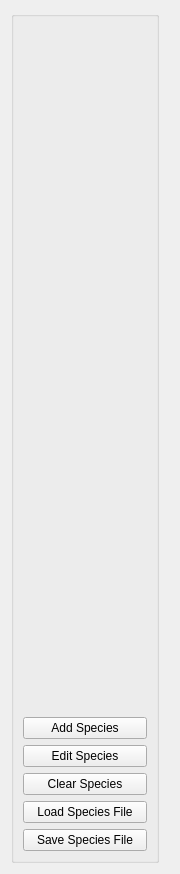
The window that src/common/species_controls.ui (cvisionai/Tator-Native) describes before a commit, drawn with Qt 5.
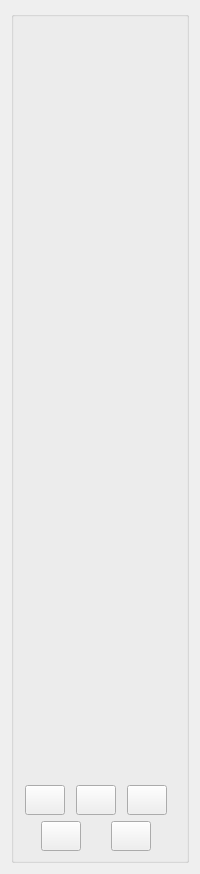
The same window after the commit.

Commit message: Update buttons in species controls

```diff
--- a/src/common/species_controls.ui
+++ b/src/common/species_controls.ui
@@ -6,10 +6,16 @@
    <rect>
     <x>0</x>
     <y>0</y>
-    <width>180</width>
+    <width>200</width>
     <height>874</height>
    </rect>
   </property>
+  <property name="sizePolicy">
+   <sizepolicy hsizetype="Minimum" vsizetype="Minimum">
+    <horstretch>0</horstretch>
+    <verstretch>0</verstretch>
+   </sizepolicy>
+  </property>
   <property name="windowTitle">
    <string>Form</string>
   </property>
@@ -34,7 +40,7 @@
         <number>0</number>
        </property>
        <property name="rightMargin">
-        <number>10</number>
+        <number>0</number>
        </property>
        <item>
         <widget class="QGroupBox" name="groupBox">
@@ -42,6 +48,9 @@
           <string/>
          </property>
          <layout class="QVBoxLayout" name="speciesLayout">
+          <property name="leftMargin">
+           <number>3</number>
+          </property>
           <item>
            <spacer name="verticalSpacer">
             <property name="orientation">
@@ -56,20 +65,25 @@
            </spacer>
           </item>
           <item>
+           <layout class="QHBoxLayout" name="horizontalLayout">
+            <property name="spacing">
+             <number>3</number>
+            </property>
+            <item>
            <widget class="QPushButton" name="addSpecies">
             <property name="enabled">
              <bool>true</bool>
             </property>
             <property name="sizePolicy">
-             <sizepolicy hsizetype="Minimum" vsizetype="Fixed">
+               <sizepolicy hsizetype="Fixed" vsizetype="Fixed">
               <horstretch>0</horstretch>
               <verstretch>0</verstretch>
              </sizepolicy>
             </property>
             <property name="minimumSize">
              <size>
-              <width>0</width>
-              <height>0</height>
+                <width>30</width>
+                <height>30</height>
              </size>
             </property>
             <property name="sizeIncrement">
@@ -81,71 +95,18 @@
             <property name="focusPolicy">
              <enum>Qt::NoFocus</enum>
             </property>
-            <property name="text">
-             <string>Add Species</string>
-            </property>
-           </widget>
-          </item>
-          <item>
-           <widget class="QPushButton" name="editSpecies">
-            <property name="enabled">
-             <bool>true</bool>
-            </property>
-            <property name="sizePolicy">
-             <sizepolicy hsizetype="Minimum" vsizetype="Fixed">
-              <horstretch>0</horstretch>
-              <verstretch>0</verstretch>
-             </sizepolicy>
-            </property>
-            <property name="minimumSize">
-             <size>
-              <width>0</width>
-              <height>0</height>
-             </size>
-            </property>
-            <property name="sizeIncrement">
-             <size>
-              <width>0</width>
-              <height>0</height>
-             </size>
-            </property>
-            <property name="focusPolicy">
-             <enum>Qt::NoFocus</enum>
-            </property>
+              <property name="toolTip">
+               <string>Add species</string>
+              </property>
             <property name="text">
-             <string>Edit Species</string>
-            </property>
-           </widget>
-          </item>
-          <item>
-           <widget class="QPushButton" name="clearSpecies">
-            <property name="enabled">
-             <bool>true</bool>
-            </property>
-            <property name="sizePolicy">
-             <sizepolicy hsizetype="Minimum" vsizetype="Fixed">
-              <horstretch>0</horstretch>
-              <verstretch>0</verstretch>
-             </sizepolicy>
-            </property>
-            <property name="minimumSize">
+               <string/>
+              </property>
+              <property name="iconSize">
              <size>
-              <width>0</width>
-              <height>0</height>
-             </size>
-            </property>
-            <property name="sizeIncrement">
-             <size>
-              <width>0</width>
-              <height>0</height>
-             </size>
-            </property>
-            <property name="focusPolicy">
-             <enum>Qt::NoFocus</enum>
-            </property>
-            <property name="text">
-             <string>Clear Species</string>
-            </property>
+                <width>30</width>
+                <height>30</height>
+               </size>
+              </property>
            </widget>
           </item>
           <item>
@@ -154,15 +115,15 @@
              <bool>true</bool>
             </property>
             <property name="sizePolicy">
-             <sizepolicy hsizetype="Minimum" vsizetype="Fixed">
+               <sizepolicy hsizetype="Fixed" vsizetype="Fixed">
               <horstretch>0</horstretch>
               <verstretch>0</verstretch>
              </sizepolicy>
             </property>
             <property name="minimumSize">
              <size>
-              <width>0</width>
-              <height>0</height>
+                <width>30</width>
+                <height>30</height>
              </size>
             </property>
             <property name="sizeIncrement">
@@ -175,7 +136,13 @@
              <enum>Qt::NoFocus</enum>
             </property>
             <property name="text">
-             <string>Load Species File</string>
+               <string/>
+              </property>
+              <property name="iconSize">
+               <size>
+                <width>30</width>
+                <height>30</height>
+               </size>
             </property>
            </widget>
           </item>
@@ -185,17 +152,61 @@
              <bool>true</bool>
             </property>
             <property name="sizePolicy">
-             <sizepolicy hsizetype="Minimum" vsizetype="Fixed">
+               <sizepolicy hsizetype="Fixed" vsizetype="Fixed">
               <horstretch>0</horstretch>
               <verstretch>0</verstretch>
              </sizepolicy>
             </property>
             <property name="minimumSize">
              <size>
+                <width>30</width>
+                <height>30</height>
+               </size>
+              </property>
+              <property name="sizeIncrement">
+               <size>
               <width>0</width>
               <height>0</height>
              </size>
             </property>
+              <property name="focusPolicy">
+               <enum>Qt::NoFocus</enum>
+              </property>
+              <property name="toolTip">
+               <string>Save species</string>
+              </property>
+              <property name="text">
+               <string/>
+              </property>
+              <property name="iconSize">
+               <size>
+                <width>30</width>
+                <height>30</height>
+               </size>
+              </property>
+             </widget>
+            </item>
+           </layout>
+          </item>
+          <item>
+           <layout class="QHBoxLayout" name="horizontalLayout_2">
+            <item>
+             <widget class="QPushButton" name="editSpecies">
+              <property name="enabled">
+               <bool>true</bool>
+              </property>
+              <property name="sizePolicy">
+               <sizepolicy hsizetype="Fixed" vsizetype="Fixed">
+                <horstretch>0</horstretch>
+                <verstretch>0</verstretch>
+               </sizepolicy>
+              </property>
+              <property name="minimumSize">
+               <size>
+                <width>30</width>
+                <height>30</height>
+               </size>
+              </property>
             <property name="sizeIncrement">
              <size>
               <width>0</width>
@@ -206,9 +217,57 @@
              <enum>Qt::NoFocus</enum>
             </property>
             <property name="text">
-             <string>Save Species File</string>
-            </property>
-           </widget>
+               <string/>
+              </property>
+              <property name="iconSize">
+               <size>
+                <width>30</width>
+                <height>30</height>
+               </size>
+              </property>
+             </widget>
+            </item>
+            <item>
+             <widget class="QPushButton" name="clearSpecies">
+              <property name="enabled">
+               <bool>true</bool>
+              </property>
+              <property name="sizePolicy">
+               <sizepolicy hsizetype="Fixed" vsizetype="Fixed">
+                <horstretch>0</horstretch>
+                <verstretch>0</verstretch>
+               </sizepolicy>
+              </property>
+              <property name="minimumSize">
+               <size>
+                <width>30</width>
+                <height>30</height>
+               </size>
+              </property>
+              <property name="sizeIncrement">
+               <size>
+                <width>0</width>
+                <height>0</height>
+               </size>
+              </property>
+              <property name="focusPolicy">
+               <enum>Qt::NoFocus</enum>
+              </property>
+              <property name="toolTip">
+               <string>Clear species</string>
+              </property>
+              <property name="text">
+               <string/>
+              </property>
+              <property name="iconSize">
+               <size>
+                <width>30</width>
+                <height>30</height>
+               </size>
+              </property>
+             </widget>
+            </item>
+           </layout>
           </item>
          </layout>
         </widget>
```
Left out of the diff: 6 changed lines with no effect on the pictures. Lines whose indentation alone changed are shown as unchanged. The commit also changes 1 other file.
